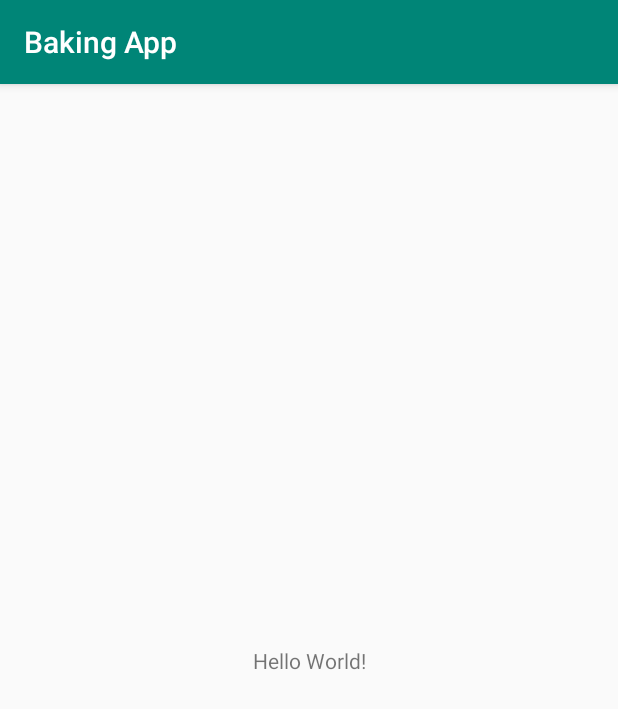
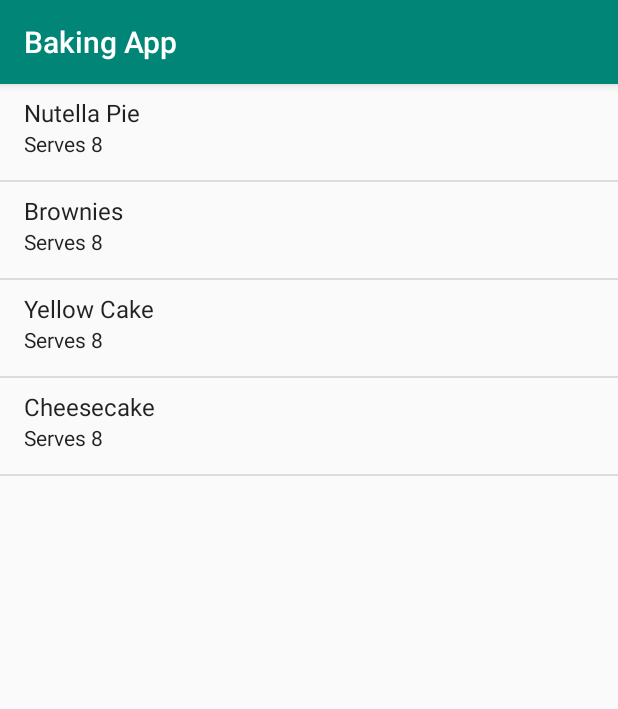
Before and after one commit to tejus/BakingApp, an Android app: the screen it shows after launch (MainActivity), on a phone screen of 412 x 824 dp. Shown: the top 709 px of the screen. Run offline under Robolectric (Android 15) with nearby library versions, the phone set to English and light mode, and no system bars.

Commit message:
Add a basic ListView in MainActivity

```diff
--- a/app/src/main/java/com/tejus/bakingapp/MainActivity.java
+++ b/app/src/main/java/com/tejus/bakingapp/MainActivity.java
@@ -1,13 +1,26 @@
 package com.tejus.bakingapp;
 
+import android.os.Bundle;
 import android.support.v7.app.AppCompatActivity;
-import android.os.Bundle;
+import android.widget.ListView;
+
+import com.tejus.bakingapp.model.Recipe;
+
+import java.util.List;
 
 public class MainActivity extends AppCompatActivity {
+
+    private ListView mListView;
+    private MainAdapter mAdapter;
 
     @Override
     protected void onCreate(Bundle savedInstanceState) {
         super.onCreate(savedInstanceState);
         setContentView(R.layout.activity_main);
+
+        List<Recipe> recipes = Repository.getRecipes(this);
+        mListView = findViewById(R.id.lv_main);
+        mAdapter = new MainAdapter(this, recipes);
+        mListView.setAdapter(mAdapter);
     }
 }
--- /dev/null
+++ b/app/src/main/java/com/tejus/bakingapp/MainAdapter.java
@@ -0,0 +1,38 @@
+package com.tejus.bakingapp;
+
+import android.content.Context;
+import android.view.LayoutInflater;
+import android.view.View;
+import android.view.ViewGroup;
+import android.widget.ArrayAdapter;
+import android.widget.TextView;
+
+import com.tejus.bakingapp.model.Recipe;
+
+import java.util.List;
+
+public class MainAdapter extends ArrayAdapter<Recipe> {
+
+    private List<Recipe> mRecipes;
+
+    MainAdapter(Context context, List<Recipe> recipes) {
+        super(context, 0, recipes);
+        mRecipes = recipes;
+    }
+
+    @Override
+    public View getView(int position, View convertView, ViewGroup parent) {
+        if (convertView == null) {
+            convertView = LayoutInflater.from(getContext()).inflate(android.R.layout.simple_list_item_2, parent, false);
+        }
+
+        Recipe recipe = mRecipes.get(position);
+        ((TextView) convertView.findViewById(android.R.id.text1)).setText(recipe.getName());
+        ((TextView) convertView.findViewById(android.R.id.text2)).setText(getContext().getString(R.string.main_serves, recipe.getServings()));
+        return convertView;
+    }
+
+    public void setRecipes(List<Recipe> recipes) {
+        mRecipes = recipes;
+    }
+}
--- a/app/src/main/res/layout/activity_main.xml
+++ b/app/src/main/res/layout/activity_main.xml
@@ -1,18 +1,12 @@
 <?xml version="1.0" encoding="utf-8"?>
 <android.support.constraint.ConstraintLayout xmlns:android="http://schemas.android.com/apk/res/android"
-    xmlns:app="http://schemas.android.com/apk/res-auto"
     xmlns:tools="http://schemas.android.com/tools"
     android:layout_width="match_parent"
     android:layout_height="match_parent"
     tools:context=".MainActivity">
 
-    <TextView
-        android:layout_width="wrap_content"
-        android:layout_height="wrap_content"
-        android:text="Hello World!"
-        app:layout_constraintBottom_toBottomOf="parent"
-        app:layout_constraintLeft_toLeftOf="parent"
-        app:layout_constraintRight_toRightOf="parent"
-        app:layout_constraintTop_toTopOf="parent" />
-
+    <ListView
+        android:id="@+id/lv_main"
+        android:layout_width="match_parent"
+        android:layout_height="match_parent" />
 </android.support.constraint.ConstraintLayout>
--- a/app/src/main/res/values/strings.xml
+++ b/app/src/main/res/values/strings.xml
@@ -1,3 +1,4 @@
 <resources>
     <string name="app_name">Baking App</string>
+    <string name="main_serves">Serves %1$d</string>
 </resources>
```
